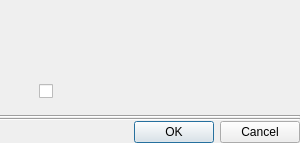
networkoptix/nx_open, file client/libclient/src/ui/dialogs/common/message_box.ui: the form before one commit.
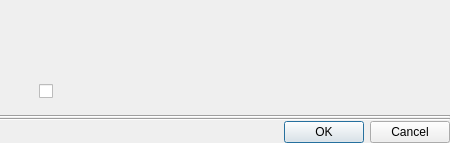
The form after the commit.

Commit message:
VMS-5133 Change texts and redesign all notifications dialogs
<==== Mercurial data ====>
Branch: x_VMS_5133_text_change_and_redesign

Patch:
```diff
--- a/client/libclient/src/ui/dialogs/common/message_box.ui
+++ b/client/libclient/src/ui/dialogs/common/message_box.ui
@@ -6,7 +6,7 @@
    <rect>
     <x>0</x>
     <y>0</y>
-    <width>300</width>
+    <width>450</width>
     <height>143</height>
    </rect>
   </property>
```
